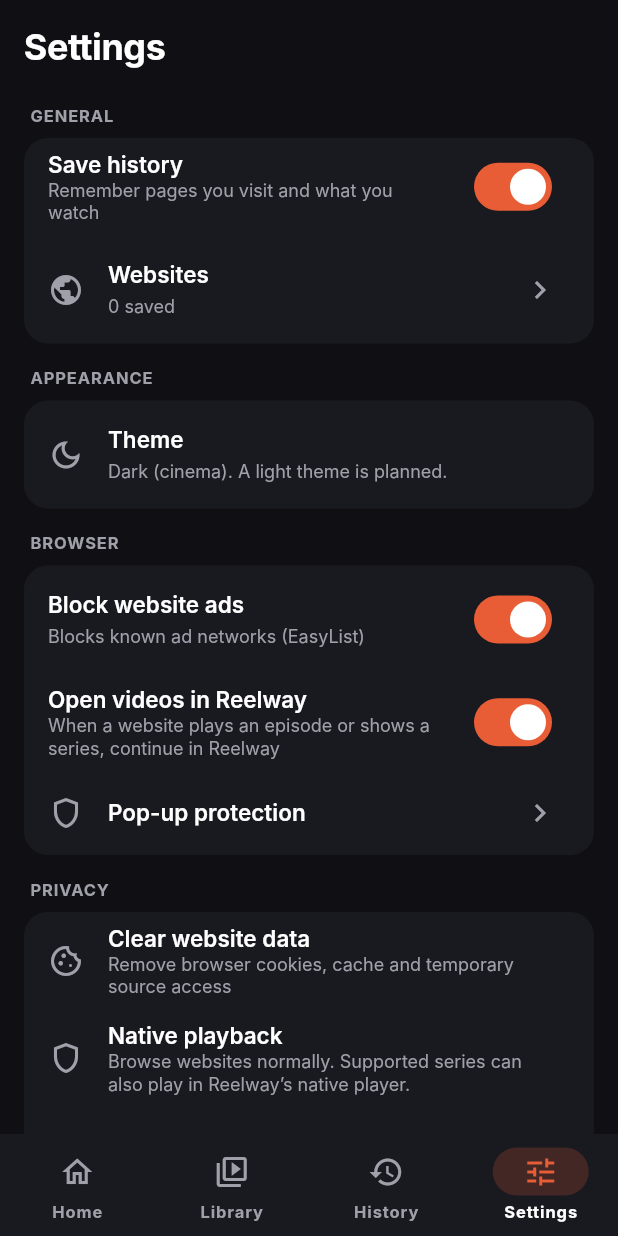
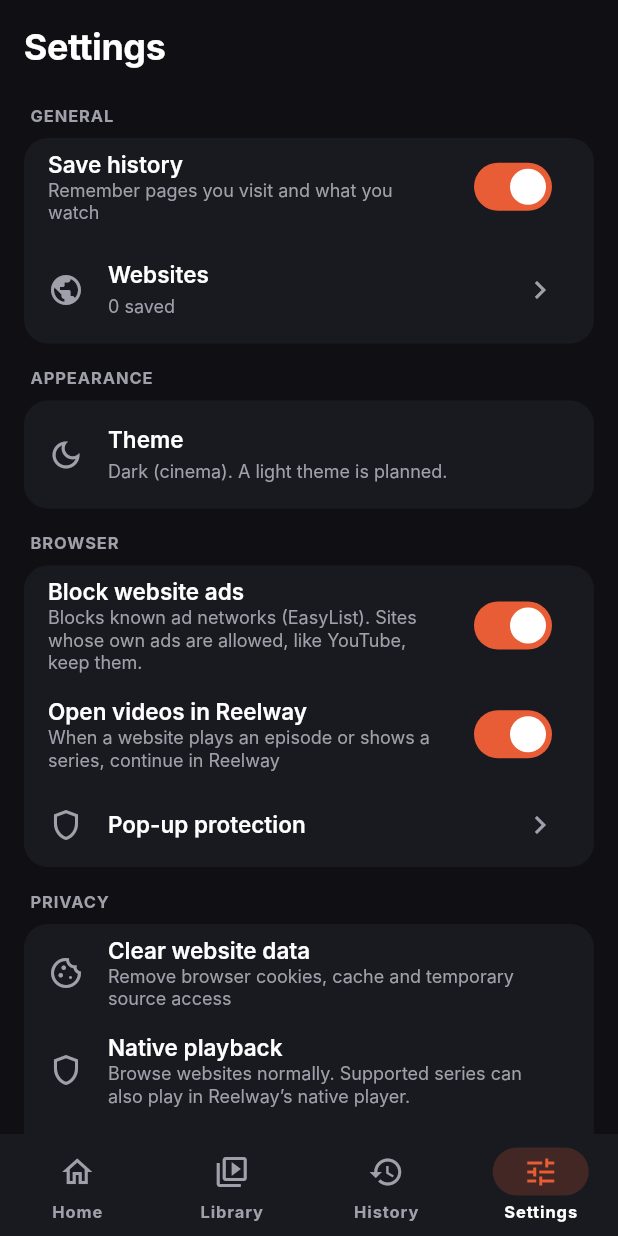
Before and after one commit to alhaddadsaid/lawahlawah, a Flutter app: the screen it shows after launch, item 4 of the bottom bar chosen, on a phone screen of 412 x 824 dp. Run offline on Flutter 3.47's test engine with Material 3 defaults, Android fonts, the phone set to English and light mode, and no system bars; our stand-ins replace google_mobile_ads, shared_preferences, video_player; missing offline and left inert: app_tracking_transparency, bonsoir, cast, flutter_inappwebview; network calls fail.

Commit message:
YouTube video ads: name tabs like a phone browser
YouTube sends no video ads to the plain in-app webview identity (no
Safari token on iOS; wv and Version/4.0 on Android). Tabs now end with
Reelway/1.0 Safari/604.1 on iOS and drop the webview markers on Android,
as Chrome, Firefox and Brave do. Ad blocking setting text explains the
per-site exception.

Co-Authored-By: Claude Opus 5.5 <noreply@anthropic.com>

```diff
--- a/lib/browser/browser_view.dart
+++ b/lib/browser/browser_view.dart
@@ -11,6 +11,7 @@ import '../data/models/user_settings.dart';
 import '../core/security/url_policy.dart';
 import '../data/remote_config.dart';
 import '../partners/partner_registry.dart';
+import 'browser_user_agent.dart';
 import 'media_capture.dart';
 import 'popup_protection.dart';
 import 'tab_manager.dart';
@@ -248,6 +249,9 @@ class _BrowserViewState extends State<BrowserView> with AutomaticKeepAliveClient
   InAppWebViewSettings get _webSettings => InAppWebViewSettings(
     javaScriptEnabled: true,
     domStorageEnabled: true,
+    userAgent: BrowserUserAgent.android ?? '',
+    // Android's full identity is set above; the suffix is for iOS only.
+    applicationNameForUserAgent: defaultTargetPlatform == TargetPlatform.iOS ? BrowserUserAgent.iosSuffix : '',
     sharedCookiesEnabled: true,
     contentBlockers: widget.settings.blockWebsiteAds && !_adsAllowed ? browserAdRules() : [],
     useShouldOverrideUrlLoading: true,
--- a/lib/features/settings/settings_screen.dart
+++ b/lib/features/settings/settings_screen.dart
@@ -54,7 +54,9 @@ class SettingsScreen extends StatelessWidget {
           _Group('Browser', [
             SwitchListTile(
               title: const Text('Block website ads'),
-              subtitle: const Text('Blocks known ad networks (EasyList)'),
+              subtitle: const Text(
+                "Blocks known ad networks (EasyList). Sites whose own ads are allowed, like YouTube, keep them.",
+              ),
               value: s.blockWebsiteAds,
               onChanged: (value) => set((s) => s.copyWith(blockWebsiteAds: value)),
             ),
--- a/lib/main.dart
+++ b/lib/main.dart
@@ -14,6 +14,7 @@ import 'data/repositories/app_state.dart';
 import 'features/shell/shell.dart';
 import 'browser/tab_manager.dart';
 import 'browser/popup_protection.dart';
+import 'browser/browser_user_agent.dart';
 import 'browser/site_profiles.dart';
 import 'browser/website_ad_rules.dart';
 
@@ -23,7 +24,7 @@ Future<void> main() async {
   final app = AppState();
   unawaited(RemoteConfig.instance.load());
   unawaited(DownloadManager.instance.load());
-  await Future.wait([app.load(), AdDomains.load()]);
+  await Future.wait([app.load(), AdDomains.load(), BrowserUserAgent.load()]);
   var launches = 1;
   try {
     final prefs = await SharedPreferences.getInstance();
```
Also changed, not shown: lib/browser/browser_user_agent.dart (added, +37 -0 lines), 1 other file.
